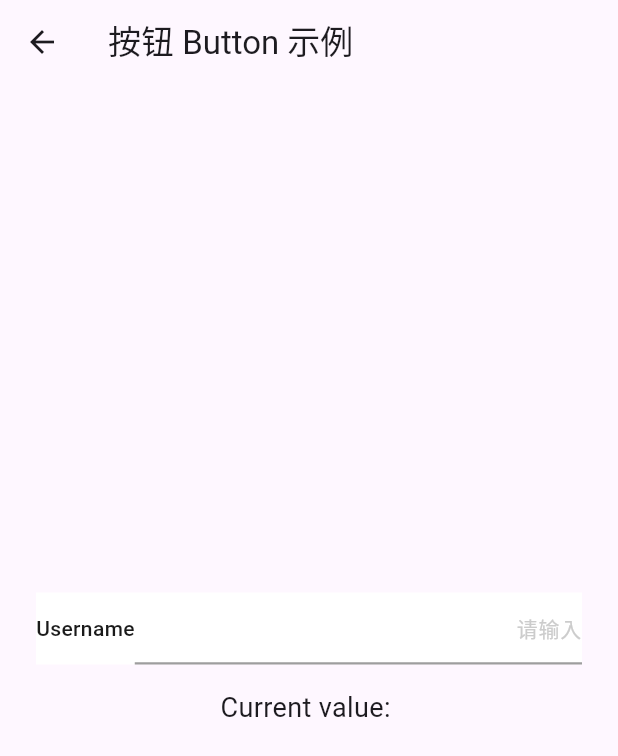
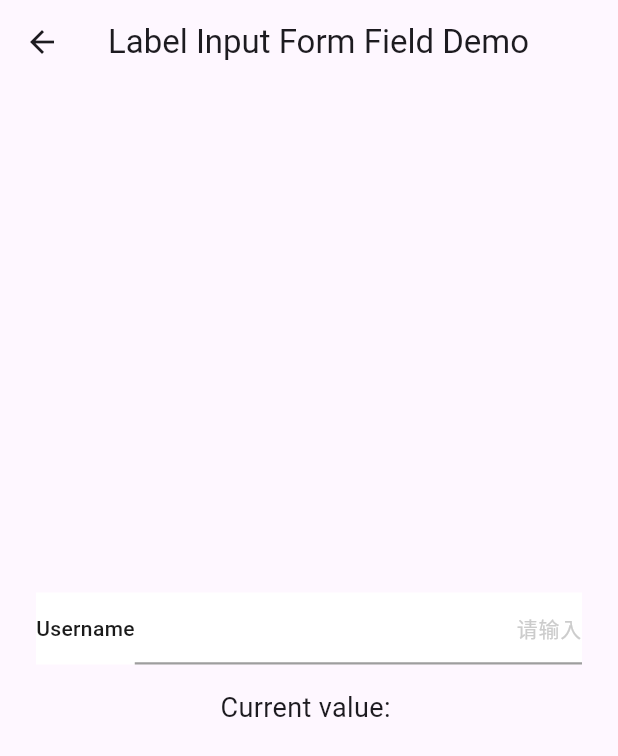
Before and after one commit to CastorUI/castor-flutter, a Flutter app: the screen it shows after launch, after a tap on "Label Input Form Field", on a phone screen of 412 x 824 dp. Shown: the top 756 px of the screen. Run offline on Flutter 3.47's test engine with Material 3 defaults, Android fonts, the phone set to English and light mode, and no system bars; our stand-ins replace dio, flutter_image_compress, image_picker, photo_view, toastification; missing offline and left inert: photo_manager; key blocks and very long unbroken strings in the code were emptied for the run.

Commit message:
移除默认示例组件（button、input)

```diff
--- a/example/lib/pages/ui/label_input_form_field_demo_page.dart
+++ b/example/lib/pages/ui/label_input_form_field_demo_page.dart
@@ -16,7 +16,7 @@ class _LabelInputFormFieldDemoPageState
   @override
   Widget build(BuildContext context) {
     return Scaffold(
-        appBar: AppBar(title: const Text('按钮 Button 示例')),
+        appBar: AppBar(title: const Text('Label Input Form Field Demo')),
         body: Center(
             child: Padding(
           padding: const EdgeInsets.all(24.0),
--- a/example/lib/pages/ui/ui_index_page.dart
+++ b/example/lib/pages/ui/ui_index_page.dart
@@ -1,6 +1,4 @@
 import 'package:flutter/material.dart';
-import 'button_demo_page.dart';
-import 'input_demo_page.dart';
 import 'label_input_form_field_demo_page.dart';
 import 'label_select_form_field_demo_page.dart';
 import 'label_switch_form_field_demo_page.dart';
@@ -15,24 +13,6 @@ class UIIndexPage extends StatelessWidget {
   Widget build(BuildContext context) {
     return ListView(
       children: [
-        ListTile(
-          leading: const Icon(Icons.smart_button),
-          title: const Text('按钮 Button'),
-          onTap: () {
-            Navigator.of(context).push(
-              MaterialPageRoute(builder: (_) => const ButtonDemoPage()),
-            );
-          },
-        ),
-        ListTile(
-          leading: const Icon(Icons.input),
-          title: const Text('输入框 Input'),
-          onTap: () {
-            Navigator.of(context).push(
-              MaterialPageRoute(builder: (_) => const InputDemoPage()),
-            );
-          },
-        ),
         ListTile(
           leading: const Icon(Icons.label),
           title: const Text('Label Input Form Field'),
--- a/lib/castor_flutter.dart
+++ b/lib/castor_flutter.dart
@@ -1,3 +1,8 @@
-export 'ui/button.dart';
+export 'ui/form/label_input_form_field.dart';
+export 'ui/form/label_select_form_field.dart';
+export 'ui/form/label_switch_form_field.dart';
+export 'ui/form/label_multiline_input_form_field.dart';
+export 'ui/form/label_single_image_form_field.dart';
+export 'ui/form/label_multi_images_form_field.dart';
+
 export 'core/calculator.dart';
-export 'ui/input.dart';
```
Also changed, not shown: example/lib/pages/ui/button_demo_page.dart (deleted, +0 -23 lines), example/lib/pages/ui/input_demo_page.dart (deleted, +0 -38 lines), lib/ui/button.dart (deleted, +0 -25 lines), lib/ui/input.dart (deleted, +0 -29 lines), 2 other files.
